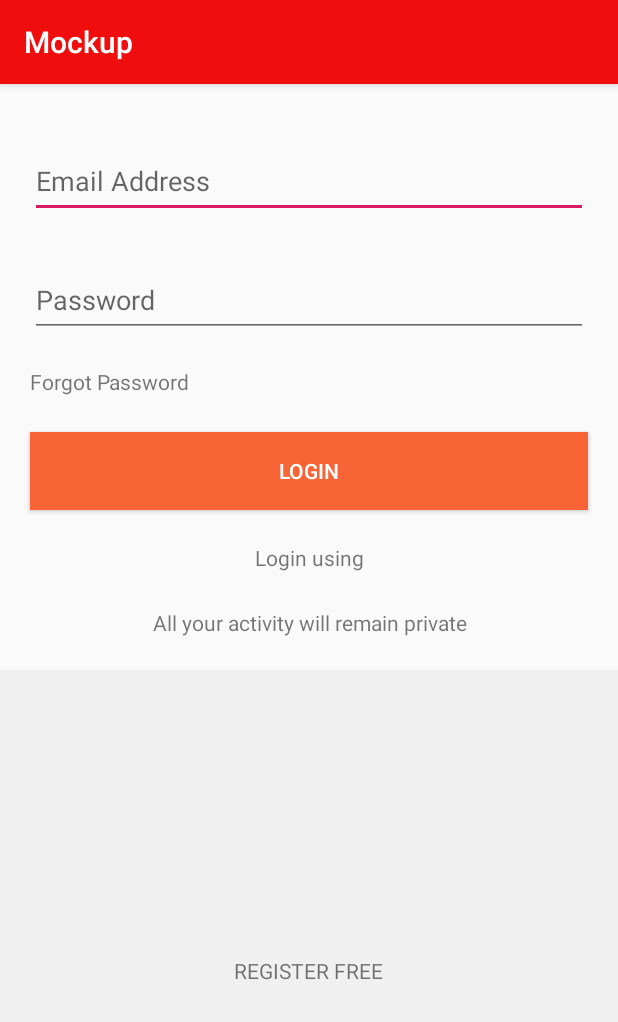
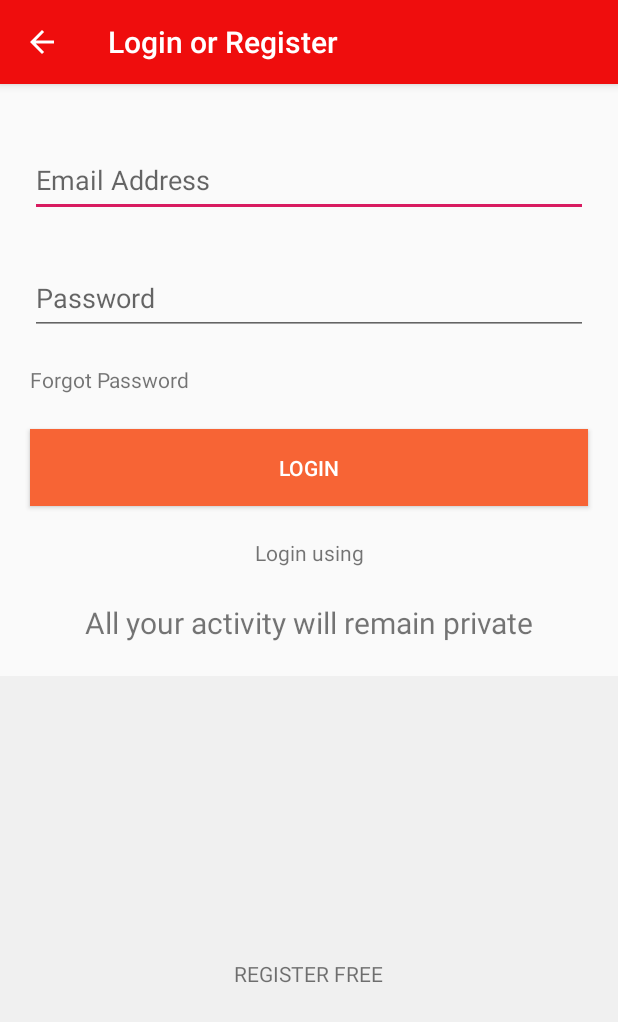
Before and after one commit to lokendra26/Mockup, an Android app: the screen it shows after launch (MainActivity), on a phone screen of 412 x 824 dp. Shown: the top 1022 px of the screen. Run offline under Robolectric (Android 15) with nearby library versions, the phone set to English and light mode, and no system bars.

Commit message:
without image buttons2

```diff
--- a/app/build.gradle
+++ b/app/build.gradle
@@ -26,4 +26,7 @@ dependencies {
     testImplementation 'junit:junit:4.12'
     androidTestImplementation 'androidx.test:runner:1.2.0'
     androidTestImplementation 'androidx.test.espresso:espresso-core:3.2.0'
+
+    //noinspection GradleCompatible
+    implementation 'com.android.support:design:28.0.0'
 }
--- a/app/src/main/AndroidManifest.xml
+++ b/app/src/main/AndroidManifest.xml
@@ -9,7 +9,8 @@
         android:roundIcon="@mipmap/ic_launcher_round"
         android:supportsRtl="true"
         android:theme="@style/AppTheme">
-        <activity android:name=".MainActivity">
+        <activity android:name=".MainActivity"
+            android:label="@string/ActionBarTitle">
             <intent-filter>
                 <action android:name="android.intent.action.MAIN" />
 
--- a/app/src/main/java/com/example/mockup/MainActivity.java
+++ b/app/src/main/java/com/example/mockup/MainActivity.java
@@ -10,5 +10,7 @@ public class MainActivity extends AppCompatActivity {
     protected void onCreate(Bundle savedInstanceState) {
         super.onCreate(savedInstanceState);
         setContentView(R.layout.activity_main);
+
+        getSupportActionBar().setDisplayHomeAsUpEnabled(true);
     }
 }
--- a/app/src/main/res/layout/activity_main.xml
+++ b/app/src/main/res/layout/activity_main.xml
@@ -74,11 +74,11 @@
         android:id="@+id/textView4"
         android:layout_width="match_parent"
         android:layout_height="wrap_content"
+        android:layout_marginBottom="20dp"
         android:layout_weight="1"
         android:gravity="center"
         android:text="All your activity will remain private"
-        android:layout_marginBottom="20dp"
-        />
+        android:textSize="30px" />
 
 
 
@@ -97,7 +97,6 @@
             android:layout_height="wrap_content"
             android:layout_weight="1"
             android:clickable="true"
-            android:gravity="right|center_horizontal|fill"
             android:text="REGISTER FREE"
             android:textAlignment="center" />
     </LinearLayout>
--- a/app/src/main/res/values/strings.xml
+++ b/app/src/main/res/values/strings.xml
@@ -1,3 +1,4 @@
 <resources>
     <string name="app_name">Mockup</string>
+    <string name="ActionBarTitle">Login or Register</string>
 </resources>
```
